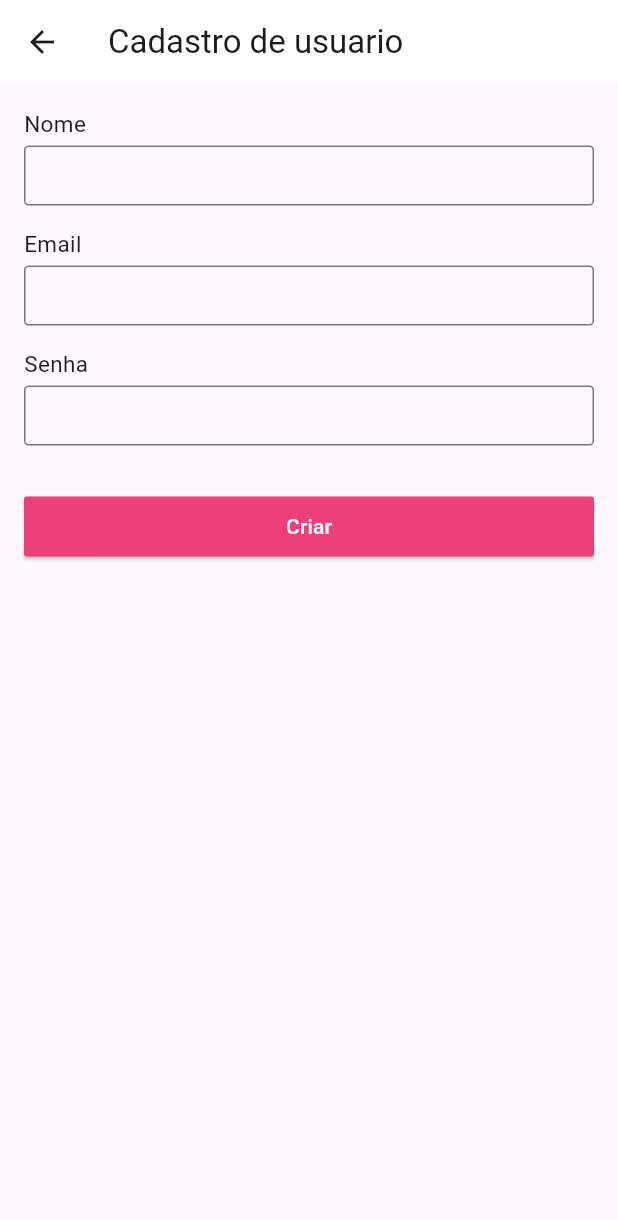
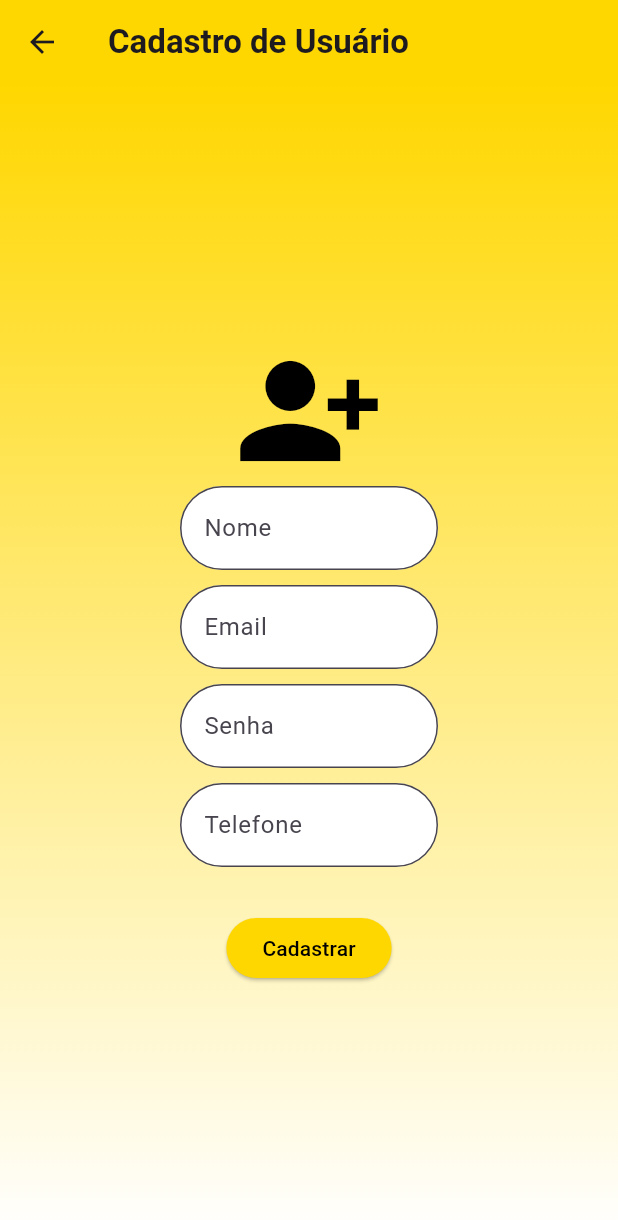
Before and after one commit to eduardamaganino/opt120-projetoOnibus, a Flutter app: the screen it shows after launch, after a tap on "Criar Conta", on a phone screen of 412 x 824 dp. Shown: the top 1220 px of the screen. Run offline on Flutter 3.47's test engine with Material 3 defaults, Android fonts, the phone set to English and light mode, and no system bars; our stand-ins replace flutter_secure_storage, shared_preferences; network calls fail.

Commit message:
update front

```diff
--- a/front/lib/main.dart
+++ b/front/lib/main.dart
@@ -1,4 +1,5 @@
 import 'dart:convert';
+import 'package:flutter_application_1/card/card-page.dart';
 import 'package:flutter_application_1/user/user-page.dart';
 import 'package:flutter_secure_storage/flutter_secure_storage.dart';
 import 'package:flutter/material.dart';
@@ -44,7 +45,7 @@ class _HomePageState extends State<HomePage> {
   static final List<Widget> _widgetOptions = <Widget>[
     UserPageWidget(),
     UserPageWidget(),
-    UserPageWidget()
+    CardPageWidget()
   ];
 
   void _onItemTapped(int index) {
--- a/front/lib/user/user-create.dart
+++ b/front/lib/user/user-create.dart
@@ -1,12 +1,10 @@
 import 'dart:convert';
-
 import 'package:flutter/material.dart';
 import 'package:flutter_application_1/models/usuario.model.dart';
 import 'package:http/http.dart' as http;
+import 'user-login.dart';
 
 class CreateUserWidget extends StatefulWidget {
-  String? get userId => null;
-
   @override
   _CreateUserWidgetState createState() => _CreateUserWidgetState();
 }
@@ -15,114 +13,73 @@ class _CreateUserWidgetState extends State<CreateUserWidget> {
   String nome = '';
   String email = '';
   String senha = '';
+  String telefone = '';
 
   @override
   Widget build(BuildContext context) {
     return Scaffold(
       appBar: AppBar(
-        title: const Text('Cadastro de usuario'),
-        backgroundColor: const Color.fromARGB(255, 255, 255, 255),
+        title: const Text(
+          'Cadastro de Usuário',
+          style: TextStyle(fontWeight: FontWeight.bold),
         ),
-      body: Padding(
-        padding: const EdgeInsets.all(16.0),
-        child: Column(
-          crossAxisAlignment: CrossAxisAlignment.start,
-          children: [
-            Column(
-              crossAxisAlignment: CrossAxisAlignment.start,
-              children: [
-                const Text(
-                  'Nome',
-                  style: TextStyle(
-                    fontWeight: FontWeight.w400,
-                    fontSize: 15,
+        backgroundColor: const Color(0xFFFFD700),
+      ),
+      body: Container(
+        padding: const EdgeInsets.all(120.0), // Alterado para combinar com o tamanho da página de edição
+        decoration: const BoxDecoration(
+          gradient: LinearGradient(
+            begin: Alignment.topCenter,
+            end: Alignment.bottomCenter,
+            colors: [
+              Color(0xFFFFD700),
+              Color.fromARGB(255, 255, 255, 255),
+            ],
           ),
         ),
-                const SizedBox(height: 4),
-                SizedBox(
-                  height: 40,
-                  child: TextField(
-                    decoration: const InputDecoration(
-                      border: OutlineInputBorder(
-                        borderRadius: BorderRadius.all(Radius.circular(3)),
+        child: Center(
+          child: Column(
+            mainAxisAlignment: MainAxisAlignment.center,
+            crossAxisAlignment: CrossAxisAlignment.center,
+            children: <Widget>[
+              const Icon(
+                Icons.person_add_alt_1,
+                size: 100.0,
+                color: Colors.black,
               ),
-                      contentPadding: EdgeInsets.all(10),
-                    ),
-                    onChanged: (value) {
+
+
+              // Nome
+              _buildTextField('Nome', (value) {
                 setState(() {
                   nome = value;
                 });
-                    },
-                  ),
-                ),
-              ],
-            ),
-            const SizedBox(height: 15),
-            const Text(
-              'Email',
-              style: TextStyle(
-                fontWeight: FontWeight.w400,
-                fontSize: 15,
-              ),
-            ),
-            const SizedBox(height: 4),
-            SizedBox(
-              height: 40,
-              child: TextField(
-                decoration: const InputDecoration(
-                  border: OutlineInputBorder(
-                    borderRadius: BorderRadius.all(Radius.circular(3)),
-                  ),
-                  contentPadding: EdgeInsets.all(10),
-                ),
-                onChanged: (value) {
+              }),
+              const SizedBox(height: 10),
+              // Email
+              _buildTextField('Email', (value) {
                 setState(() {
                   email = value;
                 });
-                },
-              ),
-            ),
-            const SizedBox(height: 15),
-            const Text(
-              'Senha',
-              style: TextStyle(
-                fontWeight: FontWeight.w400,
-                fontSize: 15,
-              ),
-            ),
-            const SizedBox(height: 4),
-            SizedBox(
-              height: 40,
-              child: TextField(
-                decoration: const InputDecoration(
-                  border: OutlineInputBorder(
-                    borderRadius: BorderRadius.all(Radius.circular(3)),
-                  ),
-                  contentPadding: EdgeInsets.all(10),
-                ),
-                onChanged: (value) {
+              }),
+              const SizedBox(height: 10),
+              // Senha
+              _buildTextField('Senha', (value) {
                 setState(() {
                   senha = value;
                 });
-                },
-              ),
-            ),
-            const SizedBox(
-              height: 30,
-            ),
+              }, obscureText: true),
+              const SizedBox(height: 10),
+              // Telefone
+              _buildTextField('Telefone', (value) {
+                setState(() {
+                  telefone = value;
+                });
+              }),
+              const SizedBox(height: 30),
               ElevatedButton(
-              style: ElevatedButton.styleFrom(
-                padding: EdgeInsets.zero,
-                minimumSize: Size(double.infinity, 40),
-                alignment: Alignment.center,
-                shape: RoundedRectangleBorder(
-                  borderRadius: BorderRadius.circular(2),
-                ),
-                foregroundColor: const Color.fromARGB(255, 255, 255, 255),
-                backgroundColor: Colors.pink.shade400,
-              ),
                 onPressed: () async {
-                final user = User(nome, email, senha, "telefone", false);
+                  final user = User(nome, email, senha, telefone, false);
 
                   final response = await http.post(
                     Uri.parse('http://localhost:3000/newUser'),
@@ -133,52 +90,71 @@ class _CreateUserWidgetState extends State<CreateUserWidget> {
                       'nome': nome,
                       'email': email,
                       'senha': senha,
+                      'telefone': telefone,
                     }),
                   );
 
-                if (response.statusCode == 200) {
+                  // Dialog de sucesso ou erro
                   showDialog(
                     context: context,
                     builder: (BuildContext context) {
                       return AlertDialog(
-                        title: Text('Parabens!'),
-                        content: Text('Usuario criada com sucesso'),
+                        title: Text(response.statusCode == 200 ? 'Parabéns!' : 'Erro'),
+                        content: Text(response.statusCode == 200
+                            ? 'Usuário criado com sucesso!'
+                            : 'Erro ao criar usuário.'),
                         actions: [
                           TextButton(
                             onPressed: () {
                               Navigator.of(context).pop();
+                              if (response.statusCode == 200) {
+                                // Direciona para a página de login se a criação do usuário for bem-sucedida
+                                Navigator.pushAndRemoveUntil(
+                                  context,
+                                  MaterialPageRoute(builder: (context) => LoginPage()), // Substitua por sua tela de login
+                                  (route) => false,
+                                 );
+                              }
                             },
-                            child: Text('OK'),
+
+                            child: const Text('OK'),
                           ),
                         ],
                       );
                     },
                   );
-                } else {
-                  showDialog(
-                    context: context,
-                    builder: (BuildContext context) {
-                      return AlertDialog(
-                        title: Text('Error'),
-                        content: Text('Erro ao criar tarefa'),
-                        actions: [
-                          TextButton(
-                            onPressed: () {
-                              Navigator.of(context).pop();
                 },
-                            child: Text('OK'),
+                style: ElevatedButton.styleFrom(
+                  backgroundColor: const Color(0xFFFFD700),
+                  shape: RoundedRectangleBorder(
+                    borderRadius: BorderRadius.circular(100),
                   ),
-                        ],
-                      );
-                    },
-                  );
-                }
-              },
-              child: const Text('Criar'),
+                ),
+                child: const Text(
+                  'Cadastrar',
+                  style: TextStyle(color: Colors.black),
+                ),
               ),
             ],
           ),
         ),
+      ),
+    );
+  }
+
+  Widget _buildTextField(String hintText, Function(String) onChanged, {bool obscureText = false}) {
+    return TextField(
+      obscureText: obscureText,
+      style: const TextStyle(color: Colors.black),
+      decoration: InputDecoration(
+        labelText: hintText,
+        border: const OutlineInputBorder(
+          borderRadius: BorderRadius.all(Radius.circular(100)), // Caixas de texto arredondadas
+        ),
+        filled: true,
+        fillColor: Colors.white, // Cor de fundo das caixas
+      ),
+      onChanged: onChanged,
     );
   }
 }
--- a/front/lib/user/user-login.dart
+++ b/front/lib/user/user-login.dart
@@ -95,7 +95,7 @@ class _LoginPageState extends State<LoginPage> {
     return Scaffold(
       appBar: AppBar(
         title: const Text(
-          'Login',
+          ' ',
           style: TextStyle(
             color: Color.fromARGB(255, 0, 0, 0),
           ),
@@ -104,7 +104,7 @@ class _LoginPageState extends State<LoginPage> {
         backgroundColor: const Color(0xFFFFD700),
         leading: const Icon(
           Icons.login,
-          color: Colors.white,
+          color: Color.fromARGB(138, 0, 0, 0),
         ),
       ),
       body: Container(
@@ -124,7 +124,7 @@ class _LoginPageState extends State<LoginPage> {
               const Icon(
                 Icons.directions_bus,
                 size: 100.0,
-                color: Colors.black,
+                color: Color.fromARGB(150, 0, 0, 0),
               ),
               const SizedBox(height: 20),
               const Text(
--- a/front/lib/user/user-page.dart
+++ b/front/lib/user/user-page.dart
@@ -91,8 +91,8 @@ class _UserPageWidgetState extends State<UserPageWidget> {
                       ),
                     ),
                     style: ElevatedButton.styleFrom(
-                      backgroundColor: Color.fromARGB(0, 255, 255, 255),
-                      shadowColor: Colors.transparent,
+                      //backgroundColor: Color.fromARGB(0, 255, 255, 255),
+                      shadowColor: Color.fromARGB(255, 237, 227, 137),
                     ),
                   ),
                 ],
--- a/front/pubspec.yaml
+++ b/front/pubspec.yaml
@@ -57,6 +57,8 @@ dev_dependencies:
 # The following section is specific to Flutter packages.
 flutter:
 
+
+
   # The following line ensures that the Material Icons font is
   # included with your application, so that you can use the icons in
   # the material Icons class.
```
Also changed, not shown: front/lib/card/card-page.dart (added, +36 -0 lines), front/assets/passe copy.jpg (added), front/assets/passe.jpg (added), front/lib/user/user-edit.dart (line endings or trailing spaces), 1 other file. Lines whose indentation alone changed are shown as unchanged.
